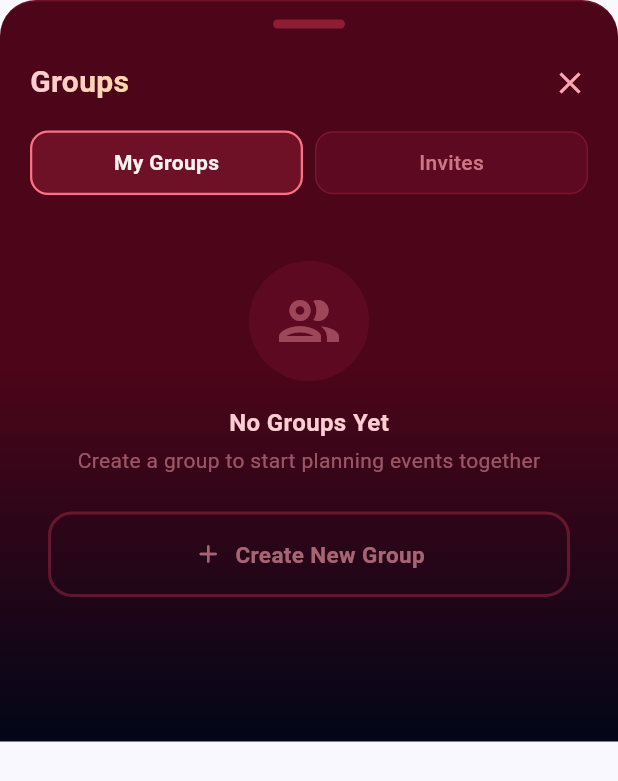
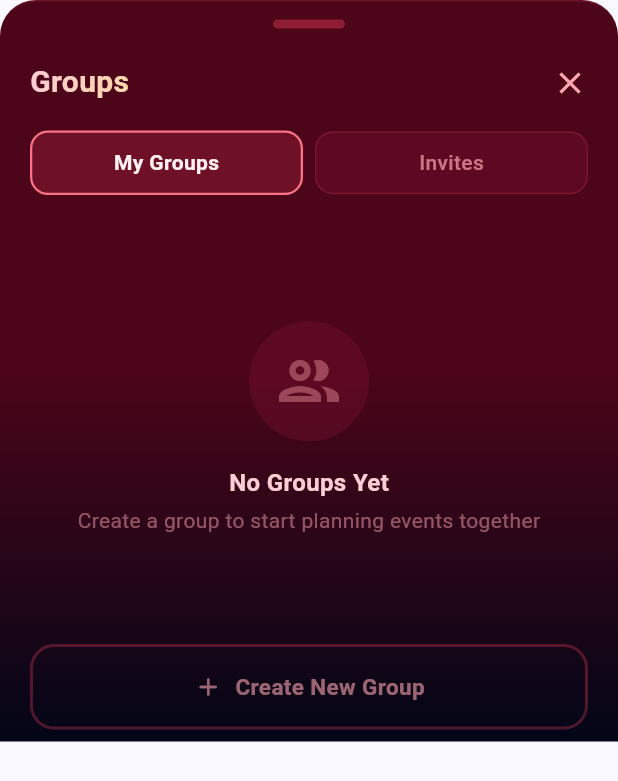
Before and after one commit to CalebTB/LockItIn, a Flutter app: the GroupsBottomSheet widget shown alone on an empty page, opened directly, on a phone screen of 412 x 824 dp. Shown: the top 781 px of the screen. Run offline on Flutter 3.47's test engine with Material 3 defaults, Android fonts, the phone set to English and light mode, and no system bars; our stand-ins replace equatable, flutter_secure_storage, shared_preferences, supabase_flutter; accounts and stored records are empty; network calls fail; Roboto replaces fonts that are missing (SF Pro).

Commit message:
fix: Move Create New Group button to fixed position at bottom
- Button now stays at bottom with 8px padding
- Removed duplicate button from empty state and groups list
- Centered empty state content vertically

🤖 Generated with [Claude Code](https://claude.com/claude-code)

Co-Authored-By: Claude Opus 4.5 <noreply@anthropic.com>

```diff
--- a/application/lockitin_app/lib/presentation/widgets/groups_bottom_sheet.dart
+++ b/application/lockitin_app/lib/presentation/widgets/groups_bottom_sheet.dart
@@ -153,8 +153,15 @@ class _GroupsBottomSheetState extends State<GroupsBottomSheet> {
           ),
 
           // Content based on selected tab
-          Flexible(
+          Expanded(
             child: _selectedTab == 0 ? _buildGroupsTab() : _buildInvitesTab(),
+          ),
+
+          // Create group button fixed at bottom (only on Groups tab)
+          if (_selectedTab == 0)
+            Padding(
+              padding: const EdgeInsets.fromLTRB(20, 0, 20, 8),
+              child: _buildCreateGroupButton(),
             ),
         ],
       ),
@@ -242,13 +249,11 @@ class _GroupsBottomSheetState extends State<GroupsBottomSheet> {
         }
 
         return SingleChildScrollView(
-          padding: const EdgeInsets.fromLTRB(20, 0, 20, 32),
+          padding: const EdgeInsets.fromLTRB(20, 0, 20, 12),
           child: Column(
             children: [
               ...groupProvider.groups.asMap().entries.map(
                   (entry) => _buildGroupTile(context, entry.value, entry.key)),
-              const SizedBox(height: 12),
-              _buildCreateGroupButton(),
             ],
           ),
         );
@@ -293,7 +298,8 @@ class _GroupsBottomSheetState extends State<GroupsBottomSheet> {
   }
 
   Widget _buildEmptyState() {
-    return Padding(
+    return Center(
+      child: Padding(
         padding: const EdgeInsets.all(32),
         child: Column(
           mainAxisSize: MainAxisSize.min,
@@ -328,9 +334,8 @@ class _GroupsBottomSheetState extends State<GroupsBottomSheet> {
               ),
               textAlign: TextAlign.center,
             ),
-          const SizedBox(height: 24),
-          _buildCreateGroupButton(),
           ],
+        ),
       ),
     );
   }
```
Lines whose indentation alone changed are shown as unchanged.
